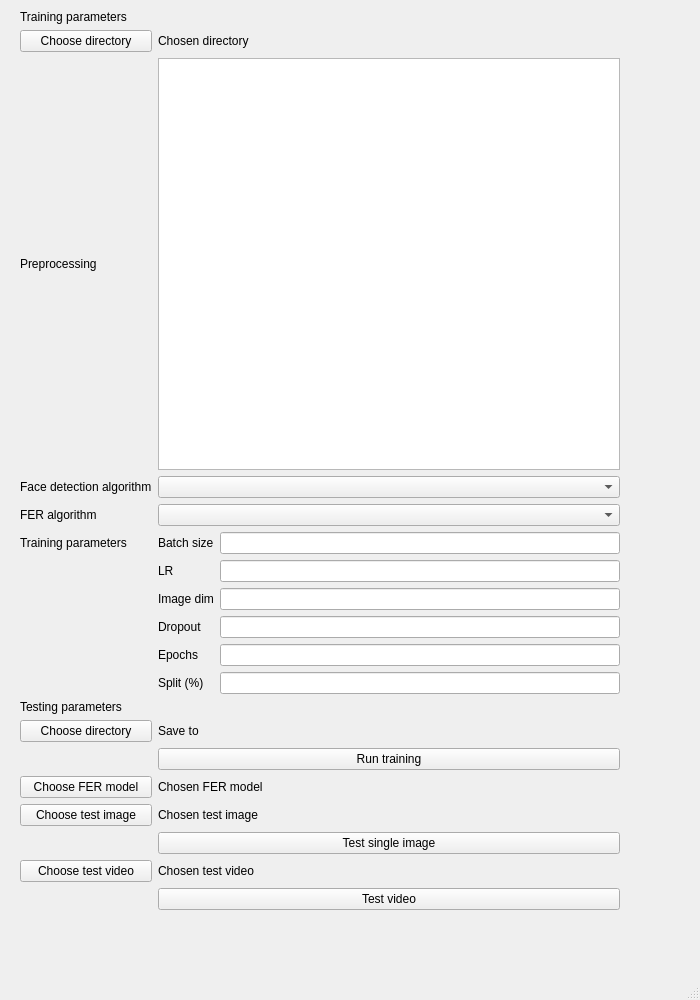
Above: gui/MainWindow.ui from imoladezsi/FerProject before the change. Below: the same form after it.
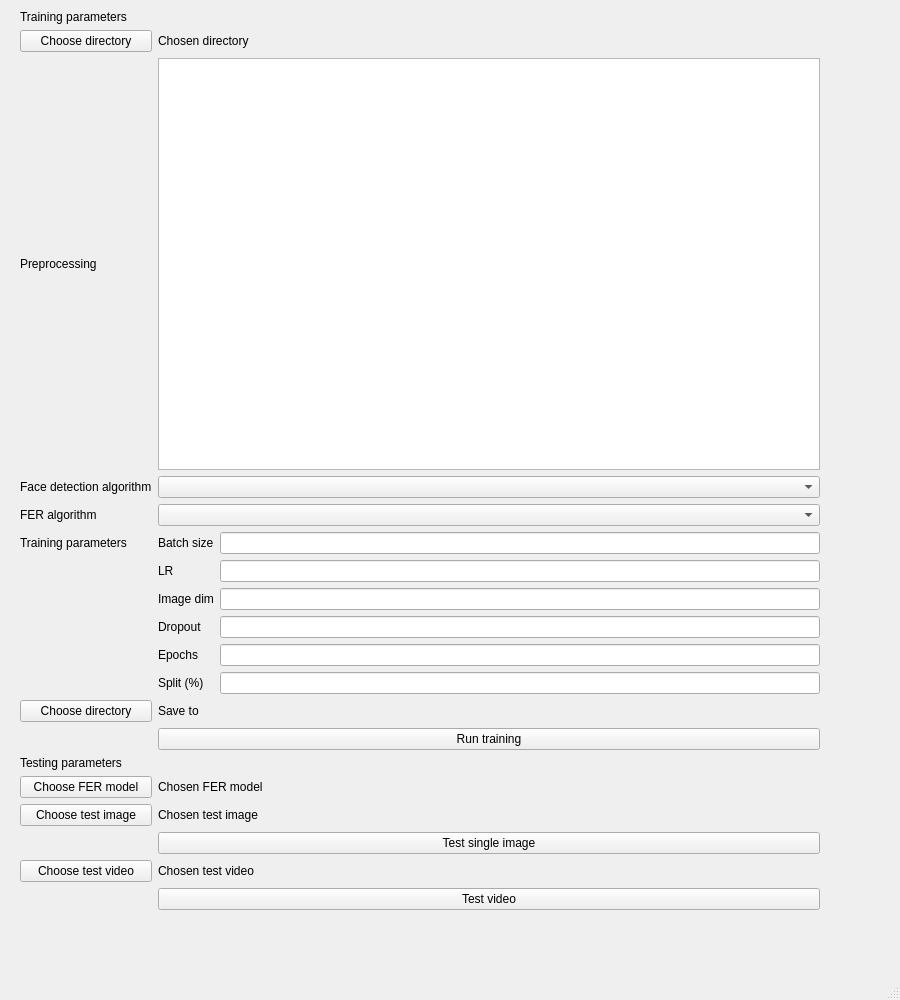
That is the form after the change.

Commit message: Code clean-up, user interface update and user guide

The edit to the form file:
```diff
--- a/gui/MainWindow.ui
+++ b/gui/MainWindow.ui
@@ -6,7 +6,7 @@
    <rect>
     <x>0</x>
     <y>0</y>
-    <width>700</width>
+    <width>900</width>
     <height>1000</height>
    </rect>
   </property>
@@ -19,7 +19,7 @@
      <rect>
       <x>20</x>
       <y>10</y>
-      <width>600</width>
+      <width>800</width>
       <height>900</height>
      </rect>
     </property>
@@ -142,34 +142,34 @@
        </property>
       </widget>
      </item>
-     <item row="11" column="0" colspan="2">
-      <widget class="QLabel" name="testingLabel">
-       <property name="text">
-        <string>Testing parameters</string>
-       </property>
-      </widget>
-     </item>
-     <item row="12" column="0">
+     <item row="11" column="0">
       <widget class="QPushButton" name="destinationButton">
        <property name="text">
         <string>Choose directory</string>
        </property>
       </widget>
      </item>
-     <item row="12" column="1" colspan="2">
+     <item row="11" column="1" colspan="2">
       <widget class="QLabel" name="destLabel">
        <property name="text">
         <string>Save to</string>
        </property>
       </widget>
      </item>
-     <item row="13" column="1" colspan="2">
+     <item row="12" column="1" colspan="2">
       <widget class="QPushButton" name="runButton">
        <property name="text">
         <string>Run training</string>
        </property>
       </widget>
      </item>
+     <item row="13" column="0" colspan="2">
+      <widget class="QLabel" name="testingLabel">
+       <property name="text">
+        <string>Testing parameters</string>
+       </property>
+      </widget>
+     </item>
      <item row="14" column="0">
       <widget class="QPushButton" name="ferModelButton">
        <property name="text">
```
The commit also changes 5 other files.
